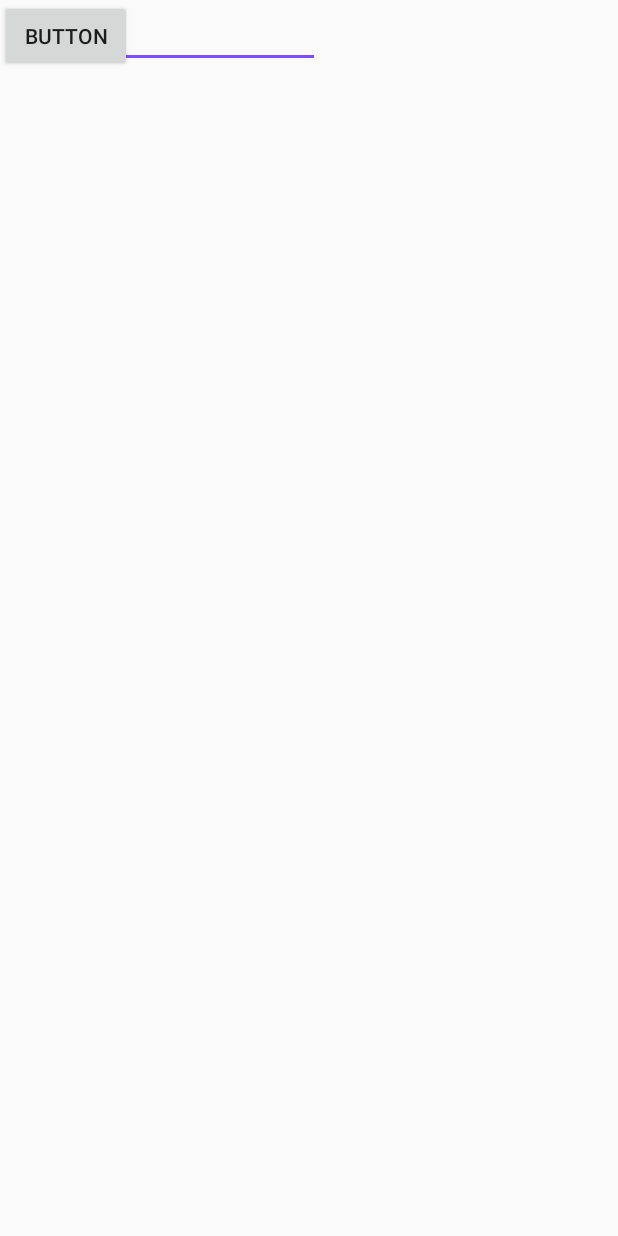
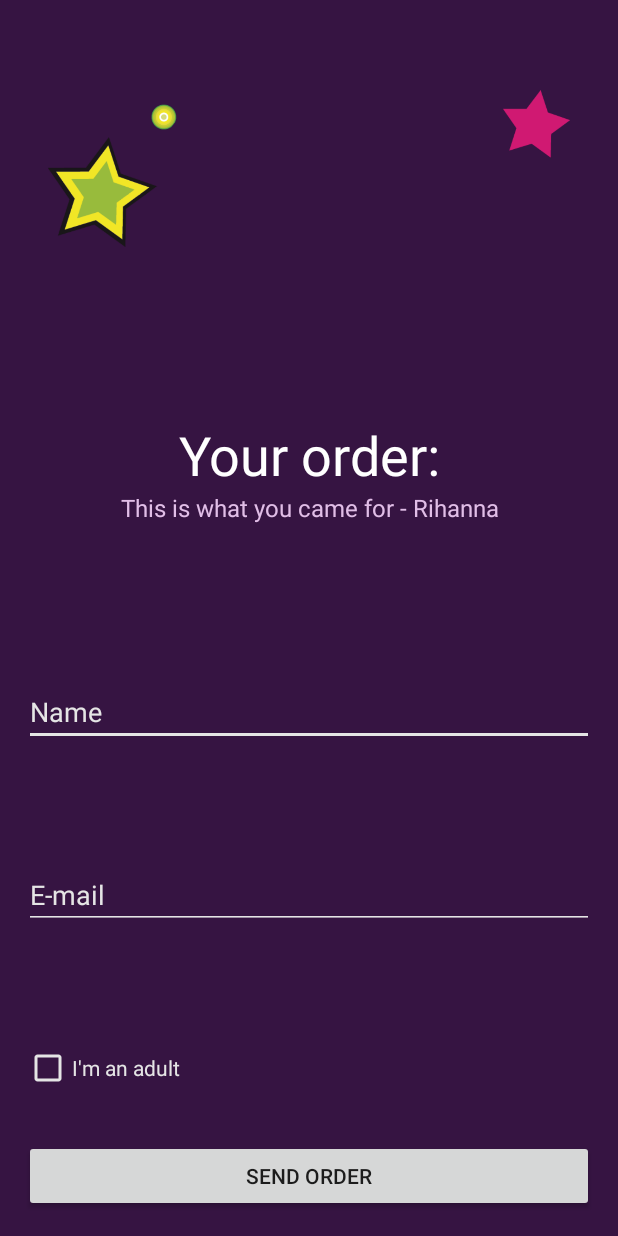
Before and after one commit to hakat0m/KaraokeBar, an Android app: the TrackOrderFormActivity screen opened directly, with no data from a screen before it, on a phone screen of 412 x 824 dp. Run offline under Robolectric (Android 15) with nearby library versions, the phone set to English and light mode, and no system bars; 1 statement that could not run was skipped.

Commit message:
Add 'Order Song' form layout

```diff
--- a/app/src/main/java/com/example/android/karaokebar/OrderFragment.java
+++ b/app/src/main/java/com/example/android/karaokebar/OrderFragment.java
@@ -95,10 +95,17 @@
                 .setOnItemClickListener(new ItemClickSupport.OnItemClickListener() {
                     @Override
                     public void onItemClicked(RecyclerView recyclerView, int position, View v) {
-                        //Create new intent to open {@link TabbedActivity}
+
+
+
+                        String orderedSong = "Frozen, Let it go";
+                        // Create new intent to open {@link TabbedActivity}
                         Intent formIntend = new Intent(OrderFragment.super.getContext(), TrackOrderFormActivity.class);
 
-                        //Start the new activity
+                        // Pass parameter to a new activity
+                        formIntend.putExtra("song", orderedSong);
+
+                        // Start the new activity
                         startActivity(formIntend);
                     }
                 });
--- a/app/src/main/java/com/example/android/karaokebar/TrackOrderFormActivity.java
+++ b/app/src/main/java/com/example/android/karaokebar/TrackOrderFormActivity.java
@@ -2,6 +2,7 @@
 
 import android.support.v7.app.AppCompatActivity;
 import android.os.Bundle;
+import android.util.Log;
 
 public class TrackOrderFormActivity extends AppCompatActivity {
 
@@ -9,5 +10,10 @@
     protected void onCreate(Bundle savedInstanceState) {
         super.onCreate(savedInstanceState);
         setContentView(R.layout.activity_track_order_form);
+
+        Bundle b = getIntent().getExtras();
+        String songOrder = b.getString("song");
+        Log.i("Ordered Song: ", songOrder);
+
     }
 }
--- a/app/src/main/res/layout/activity_track_order_form.xml
+++ b/app/src/main/res/layout/activity_track_order_form.xml
@@ -1,22 +1,94 @@
 <?xml version="1.0" encoding="utf-8"?>
-<android.support.constraint.ConstraintLayout
-	xmlns:android="http://schemas.android.com/apk/res/android"
+
+<LinearLayout xmlns:android="http://schemas.android.com/apk/res/android"
 			  xmlns:tools="http://schemas.android.com/tools"
-	xmlns:app="http://schemas.android.com/apk/res-auto"
 			  android:layout_width="match_parent"
 			  android:layout_height="match_parent"
+			  android:orientation="vertical"
+			  style="@style/MainContainer"
+			  android:background="@color/colorPrimaryDark"
 			  tools:context="com.example.android.karaokebar.TrackOrderFormActivity">
 
-	<Button
-		android:text="Button"
-		android:layout_width="wrap_content"
-		android:layout_height="wrap_content" tools:layout_editor_absoluteY="130dp" tools:layout_editor_absoluteX="121dp"
-		android:id="@+id/button"/>
+	<ImageView
+		android:src="@drawable/background_2"
+		android:layout_height="40dp"
+		android:layout_width="match_parent"
+		android:layout_gravity="center"
+		android:padding="16dp"
+		android:layout_weight="2"/>
+
+	<LinearLayout
+		android:layout_width="match_parent"
+		android:layout_height="90dp"
+		android:paddingBottom="32dp"
+		android:orientation="vertical"
+		android:gravity="center"
+		android:layout_weight="2">
+
+		<TextView
+			android:layout_width="match_parent"
+			android:layout_height="wrap_content"
+			android:text="Your order:"
+			android:textColor="@color/colorPrimaryLightText"
+			android:gravity="center"
+			android:textSize="36dp"/>
+
+		<TextView
+			android:layout_width="match_parent"
+			android:layout_height="wrap_content"
+			android:text="This is what you came for - Rihanna"
+			android:textColor="@color/colorPrimaryLight"
+			android:gravity="center"
+			android:textSize="16dp"/>
+
+	</LinearLayout>
+
+	<LinearLayout
+		android:layout_width="match_parent"
+		android:layout_height="wrap_content"
+		android:paddingBottom="32dp"
+		android:orientation="vertical"
+		android:layout_weight="2">
+
 		<EditText
-		android:layout_width="wrap_content"
+			android:layout_width="match_parent"
 			android:layout_height="wrap_content"
 			android:inputType="textPersonName"
 			android:text="Name"
 			android:ems="10"
-		tools:layout_editor_absoluteY="55dp" tools:layout_editor_absoluteX="83dp" android:id="@+id/editText"/>
-</android.support.constraint.ConstraintLayout>
+			android:textColor="@color/background"
+			android:backgroundTint="@color/background"/>
+
+		<Space
+			android:layout_width="match_parent"
+			android:layout_height="wrap_content" android:layout_weight="1"/>
+		<EditText
+			android:layout_width="match_parent"
+			android:layout_height="wrap_content"
+			android:inputType="textEmailAddress"
+			android:ems="10"
+			android:text="E-mail"
+			android:textColor="@color/background"
+			android:backgroundTint="@color/background"/>
+
+		<Space
+			android:layout_width="match_parent"
+			android:layout_height="wrap_content" android:layout_weight="1"/>
+
+		<CheckBox
+			android:text="I'm an adult"
+			android:layout_width="match_parent"
+			android:layout_height="wrap_content"
+			android:textColor="@color/background"
+			android:buttonTint="@color/background"/>
+
+	</LinearLayout>
+
+
+	<Button
+		android:text="Send Order"
+		android:layout_width="match_parent"
+		android:layout_height="wrap_content"
+		android:layout_alignParentBottom="true"/>
+
+</LinearLayout>
```
Lines whose indentation alone changed are shown as unchanged.
